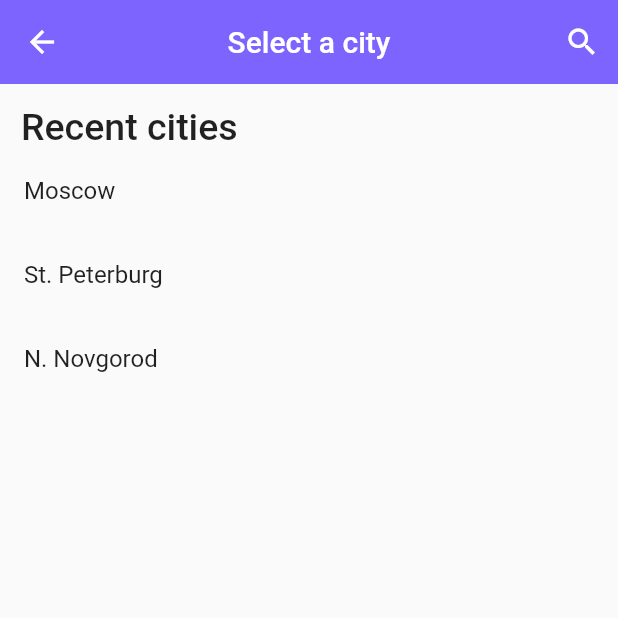
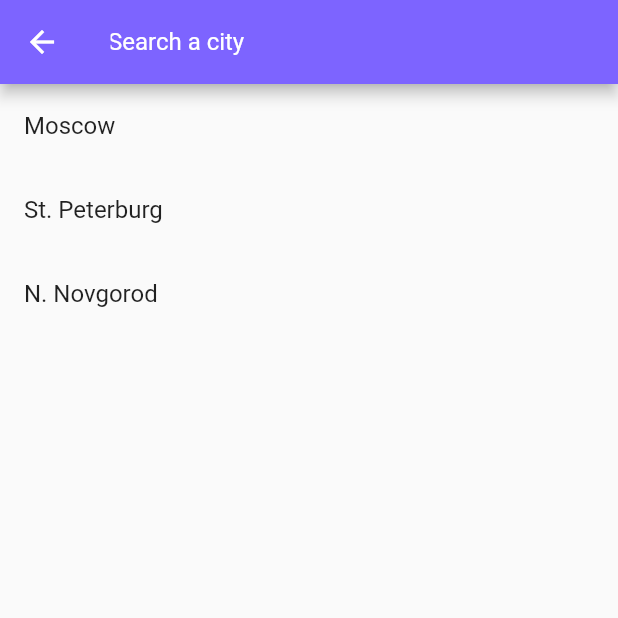
Before and after one commit to mk101/flutter_weather, a Flutter app: the CitiesPage screen opened directly with empty values, after a tap on the "search" icon, on a phone screen of 412 x 824 dp, the top half of it. Run offline on Flutter 3.47's test engine with Material 2 defaults, Android fonts, the phone set to English and light mode, and no system bars; our stand-ins replace fluttertoast.

Commit message:
add search city page and refresh widget to home page

```diff
--- a/lib/assets/string.dart
+++ b/lib/assets/string.dart
@@ -26,11 +26,12 @@ class Strings {
       'SUND': 'Sunday',
       'CLOUDY': 'Cloudy',
       'RAINY': 'Rainy',
-      'SUNNY': 'Synny',
+      'SUNNY': 'Sunny',
       'SELECTCITY': 'Select a city',
       'RECENT': 'Recent cities',
       'CANTFNDLOC': 'Can\'t find location',
-      'WEATHER': 'Weather'
+      'WEATHER': 'Weather',
+      'SEARCH_CITY': 'Search a city'
     }
   };
 
--- a/lib/pages/cities.dart
+++ b/lib/pages/cities.dart
@@ -1,6 +1,8 @@
 import 'package:flutter/material.dart';
 import 'package:weather/server/server.dart';
 import 'package:weather/assets/string.dart';
+
+import 'package:weather/pages/search_cities.dart';
 
 class CitiesPage extends StatefulWidget {
   final Server server;
@@ -22,7 +24,9 @@ class _CitiesPageState extends State<CitiesPage> {
             actions: <Widget>[
               IconButton(
                 icon: Icon(Icons.search),
-                onPressed: () {},
+                onPressed: () {
+                  Navigator.push(context, MaterialPageRoute(builder: (context) => SearchCitiesPage(server: widget.server,)));
+                },
               ),
             ],
           ),
--- /dev/null
+++ b/lib/pages/search_cities.dart
@@ -0,0 +1,62 @@
+import 'package:flutter/material.dart';
+import 'package:weather/server/server.dart';
+import 'package:weather/assets/string.dart';
+
+class SearchCitiesPage extends StatefulWidget {
+  final Server server;
+
+  SearchCitiesPage({this.server});
+
+  @override
+  _SearchCitiesPageState createState() => _SearchCitiesPageState();
+}
+
+class _SearchCitiesPageState extends State<SearchCitiesPage> {
+  List<String> _allCities;
+  List<String> _sortedCities;
+
+
+  @override
+  void initState() {
+    super.initState();
+    _allCities = widget.server.getCities();
+    _sortedCities = List.from(_allCities);
+  }
+
+  @override
+  Widget build(BuildContext context) {
+    return Scaffold(
+      appBar: AppBar(
+        title: TextField(
+          onChanged: (text) {
+            setState(() {
+              _sortedCities = List.from(_allCities.where((f) => Strings.getValue(f).toLowerCase().contains(text.toLowerCase())));
+            });
+          },
+          style: TextStyle(
+            color: Colors.white
+          ),
+          autofocus: true,
+          decoration: InputDecoration(
+            hintText: Strings.getValue('SEARCH_CITY'),
+            border: InputBorder.none,
+            hintStyle: TextStyle(
+              color: Colors.white
+            )
+          ),
+        ),
+      ),
+      body: SingleChildScrollView(
+        child: Column(
+          children: _sortedCities.map((f) => ListTile(
+            title: Text(Strings.getValue(f)),
+            onTap: () {
+              widget.server.curCity = f;
+              Navigator.popUntil(context, ModalRoute.withName(Navigator.defaultRouteName));
+            },
+          )).toList(),
+        ),
+      ),
+    );
+  }
+}
```
Also changed, not shown: lib/pages/home.dart (+25 -7 lines).
